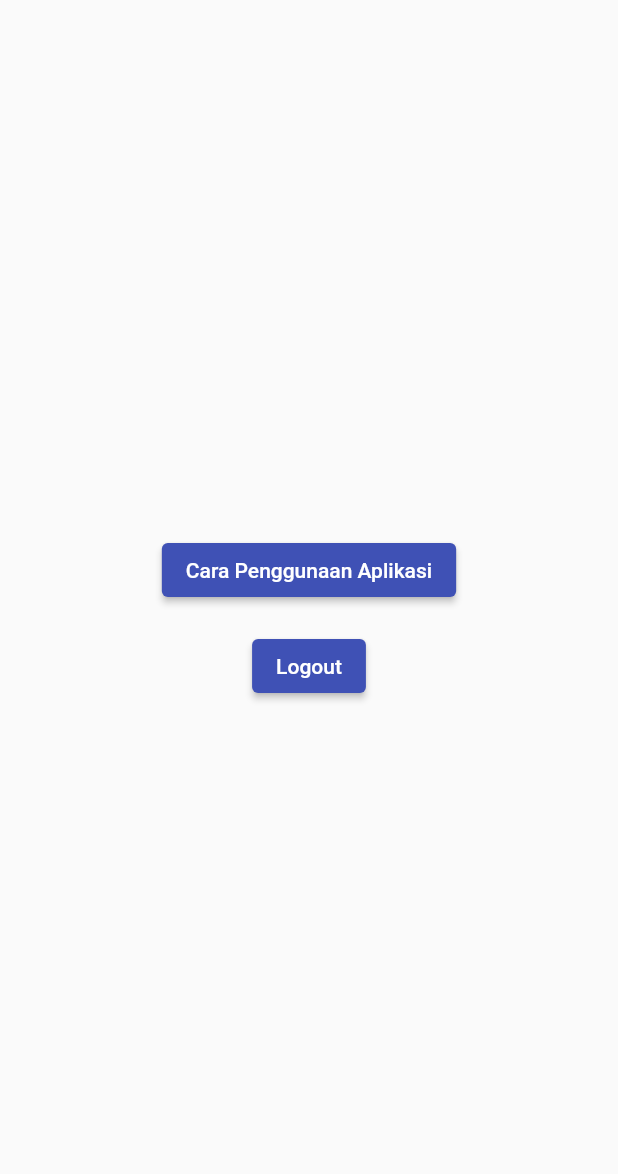
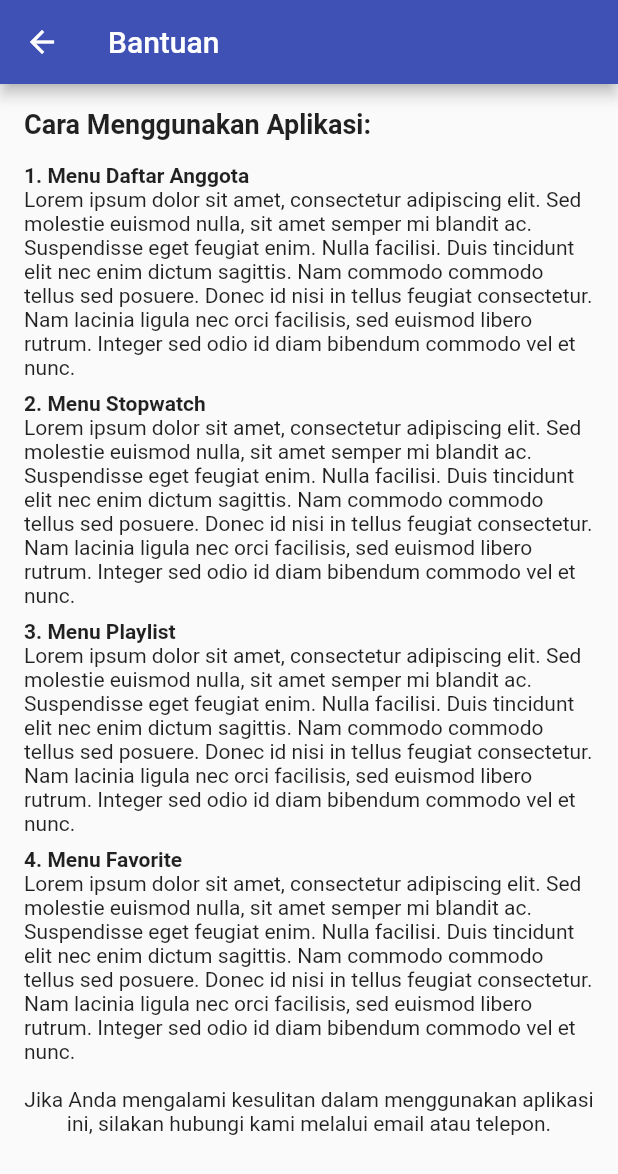
Before and after one commit to glxy-sn/tugas4, a Flutter app: the Bantuan screen opened directly, after a tap on "Cara Penggunaan Aplikasi", on a phone screen of 412 x 824 dp. Shown: the top 1174 px of the screen. Run offline on Flutter 3.47's test engine with Material 2 defaults, Android fonts, the phone set to English and light mode, and no system bars; missing offline and left inert: material_dialogs.

Commit message:
done favorite and help

```diff
--- a/lib/bantuan.dart
+++ b/lib/bantuan.dart
@@ -3,6 +3,7 @@ import 'package:tugas4/login_page.dart';
 import 'package:material_dialogs/material_dialogs.dart';
 import 'package:material_dialogs/widgets/buttons/icon_button.dart';
 import 'package:material_dialogs/widgets/buttons/icon_outline_button.dart';
+import 'package:tugas4/penggunaan.dart';
 
 
 class Bantuan extends StatefulWidget {
@@ -22,8 +23,14 @@ class _Bantuan extends State<Bantuan> {
           mainAxisAlignment: MainAxisAlignment.center,
           children: <Widget>[
             ElevatedButton(
-              onPressed: () {},
+              onPressed: () {
+                Navigator.push(
+                  context,
+                  MaterialPageRoute(builder: (context) => HelpPage()),
+                );
+              },
               child: Text('Cara Penggunaan Aplikasi'),
+
             ),
             SizedBox(
               height: 16.0,
--- /dev/null
+++ b/lib/penggunaan.dart
@@ -0,0 +1,71 @@
+import 'package:flutter/material.dart';
+
+class HelpPage extends StatelessWidget {
+  @override
+  Widget build(BuildContext context) {
+    return Scaffold(
+      appBar: AppBar(
+        title: Text('Bantuan'),
+      ),
+      body: Container(
+        padding: EdgeInsets.all(16.0),
+        child: ListView(
+          children: [
+            Text(
+              'Cara Menggunakan Aplikasi:',
+              style: TextStyle(
+                fontWeight: FontWeight.bold,
+                fontSize: 18.0,
+              ),
+            ),
+            SizedBox(height: 16.0),
+            Text(
+              '1. Menu Daftar Anggota',
+              style: TextStyle(
+                fontWeight: FontWeight.bold,
+              ),
+            ),
+            Text(
+              'Lorem ipsum dolor sit amet, consectetur adipiscing elit. Sed molestie euismod nulla, sit amet semper mi blandit ac. Suspendisse eget feugiat enim. Nulla facilisi. Duis tincidunt elit nec enim dictum sagittis. Nam commodo commodo tellus sed posuere. Donec id nisi in tellus feugiat consectetur. Nam lacinia ligula nec orci facilisis, sed euismod libero rutrum. Integer sed odio id diam bibendum commodo vel et nunc.',
+            ),
+            SizedBox(height: 8.0),
+            Text(
+              '2. Menu Stopwatch',
+              style: TextStyle(
+                fontWeight: FontWeight.bold,
+              ),
+            ),
+            Text(
+              'Lorem ipsum dolor sit amet, consectetur adipiscing elit. Sed molestie euismod nulla, sit amet semper mi blandit ac. Suspendisse eget feugiat enim. Nulla facilisi. Duis tincidunt elit nec enim dictum sagittis. Nam commodo commodo tellus sed posuere. Donec id nisi in tellus feugiat consectetur. Nam lacinia ligula nec orci facilisis, sed euismod libero rutrum. Integer sed odio id diam bibendum commodo vel et nunc.',
+            ),
+            SizedBox(height: 8.0),
+            Text(
+              '3. Menu Playlist',
+              style: TextStyle(
+                fontWeight: FontWeight.bold,
+              ),
+            ),
+            Text(
+              'Lorem ipsum dolor sit amet, consectetur adipiscing elit. Sed molestie euismod nulla, sit amet semper mi blandit ac. Suspendisse eget feugiat enim. Nulla facilisi. Duis tincidunt elit nec enim dictum sagittis. Nam commodo commodo tellus sed posuere. Donec id nisi in tellus feugiat consectetur. Nam lacinia ligula nec orci facilisis, sed euismod libero rutrum. Integer sed odio id diam bibendum commodo vel et nunc.',
+            ),
+            SizedBox(height: 8.0),
+            Text(
+              '4. Menu Favorite',
+              style: TextStyle(
+                fontWeight: FontWeight.bold,
+              ),
+            ),
+            Text(
+              'Lorem ipsum dolor sit amet, consectetur adipiscing elit. Sed molestie euismod nulla, sit amet semper mi blandit ac. Suspendisse eget feugiat enim. Nulla facilisi. Duis tincidunt elit nec enim dictum sagittis. Nam commodo commodo tellus sed posuere. Donec id nisi in tellus feugiat consectetur. Nam lacinia ligula nec orci facilisis, sed euismod libero rutrum. Integer sed odio id diam bibendum commodo vel et nunc.',
+            ),
+            SizedBox(height: 16.0),
+            Text(
+              'Jika Anda mengalami kesulitan dalam menggunakan aplikasi ini, silakan hubungi kami melalui email atau telepon.',
+              textAlign: TextAlign.center,
+            ),
+          ],
+        ),
+      ),
+    );
+  }
+}
--- a/pubspec.yaml
+++ b/pubspec.yaml
@@ -28,6 +28,7 @@ environment:
 # versions available, run `flutter pub outdated`.
 dependencies:
   url_launcher: ^6.0.9
+  shared_preferences: ^2.0.8
   flutter:
     sdk: flutter
 
```
Also changed, not shown: lib/detail_page.dart (+6 -12 lines), lib/favorite.dart (+25 -7 lines), lib/favorite_list.dart (added, +35 -0 lines), lib/homepage.dart (+7 -1 lines), lib/playlist.dart (+10 -1 lines), lib/song_dummy.dart (+18 -1 lines), pubspec.lock.
